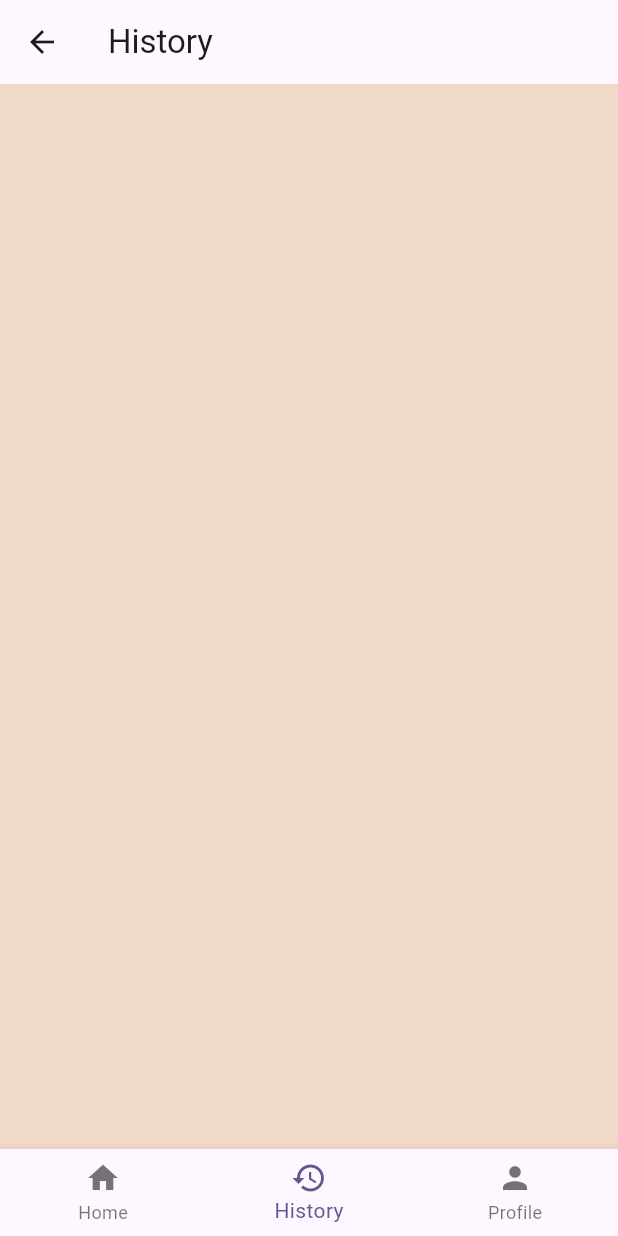
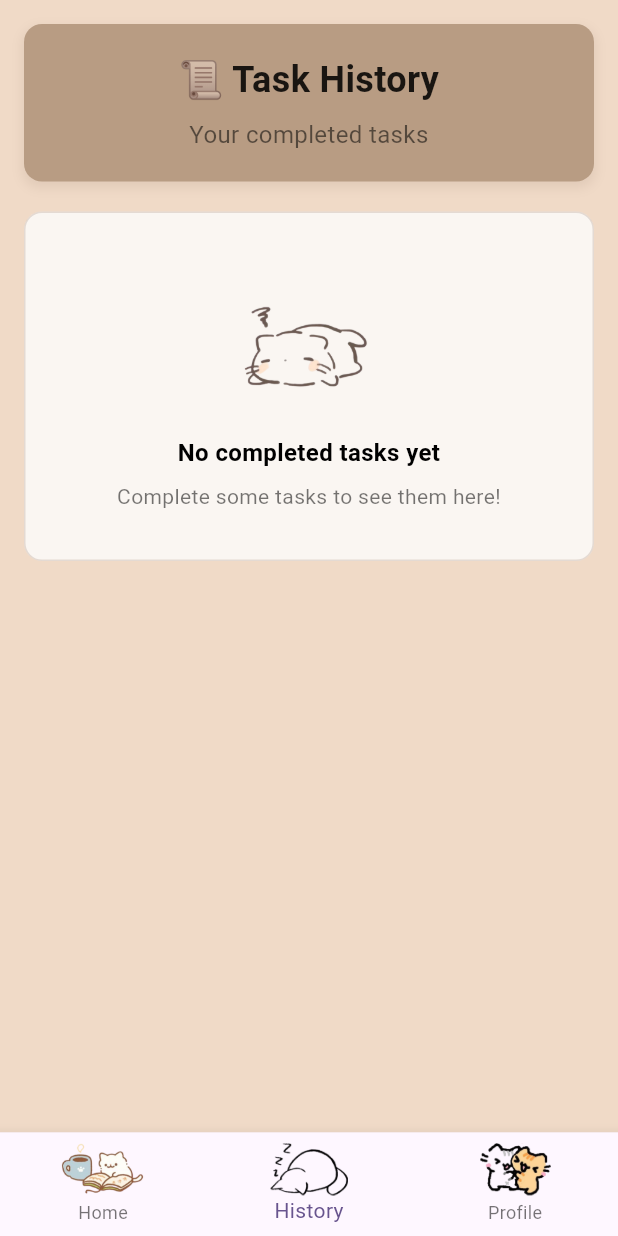
Before and after one commit to narareya/LatihanToDo_15_26, a Flutter app: the DashboardPage screen opened by its route, item 2 of the bottom bar chosen, on a phone screen of 412 x 824 dp. Run offline on Flutter 3.47's test engine with Material 3 defaults, Android fonts, the phone set to English and light mode, and no system bars; our stand-ins replace get.

Commit message:
style [NM] navbar & history

```diff
--- a/noted/lib/components/custom_card.dart
+++ b/noted/lib/components/custom_card.dart
@@ -28,7 +28,7 @@ class TaskCard extends StatelessWidget {
                 vertical: 8, horizontal: 12
               ),
               decoration: BoxDecoration(
-                color: AppColors.lightBlue,
+                color: AppColors.lightBeige,
                 borderRadius: BorderRadius.circular(8),
               ),
               child: Text(
@@ -56,7 +56,7 @@ class TaskCard extends StatelessWidget {
                   style: TextStyle(
                     decoration: task.isDone ?
                     TextDecoration.lineThrough : null,
-                    color: task.isDone ? Colors.grey : Colors.black,
+                    color: task.isDone ? Colors.black : Colors.black,
                   ),),
                   subtitle: Text(task.priority),
                   dense: true,
--- a/noted/lib/main.dart
+++ b/noted/lib/main.dart
@@ -37,7 +37,7 @@
         colorScheme: ColorScheme.fromSeed(seedColor: Colors.deepPurple),
       ),
 
-      initialRoute: AppRoutes.homePage,
+      initialRoute: AppRoutes.loginPage,
       getPages: AppPages.pages,
     );
   }
--- a/noted/lib/pages/dashboard.dart
+++ b/noted/lib/pages/dashboard.dart
@@ -14,10 +14,10 @@ class DashboardPage extends StatelessWidget {
       bottomNavigationBar: BottomNavigationBar(
         currentIndex: dashboardController.selectedIndex.value,
         onTap: dashboardController.changePage,
-        items: const [
-          BottomNavigationBarItem(icon: Icon(Icons.home), label: 'Home',),
-          BottomNavigationBarItem(icon: Icon(Icons.history), label: 'History',),
-          BottomNavigationBarItem(icon: Icon(Icons.person), label: 'Profile',),
+        items: [
+          BottomNavigationBarItem(icon: Image.asset('assets/images/Task.png', height: 35,), label: 'Home',),
+          BottomNavigationBarItem(icon: Image.asset('assets/images/history.png', height: 35,), label: 'History',),
+          BottomNavigationBarItem(icon: Image.asset('assets/images/profile.png', height: 35,), label: 'Profile',),
         ],
       ),
     ));
--- a/noted/lib/pages/history.dart
+++ b/noted/lib/pages/history.dart
@@ -1,8 +1,8 @@
 import 'package:flutter/material.dart';
 import 'package:get/get.dart';
-import 'package:get/get_state_manager/get_state_manager.dart';
 import 'package:noted/components/custom_card.dart';
 import 'package:noted/components/custom_color.dart';
+import 'package:noted/components/custom_text.dart';
 import 'package:noted/controller/ToDo_controller.dart';
 
 class HistoryPage extends StatelessWidget {
@@ -11,21 +11,104 @@ class HistoryPage extends StatelessWidget {
   @override
   Widget build(BuildContext context) {
     final taskController = Get.find<TodoController>();
+
     return Scaffold(
-      appBar: AppBar(
-        title: Text("History"),
-        elevation: 0,
-      ),
       backgroundColor: AppColors.lightCream,
       body: SafeArea(
         child: ListView(
           padding: const EdgeInsets.all(16),
           children: [
+
+            // Header Section
+            Container(
+              padding: const EdgeInsets.all(20),
+              margin: const EdgeInsets.only(bottom: 20),
+              decoration: BoxDecoration(
+                color: AppColors.lightBeige,
+                borderRadius: BorderRadius.circular(12),
+                boxShadow: [
+                  BoxShadow(
+                    color: AppColors.darkBrown.withOpacity(0.1),
+                    spreadRadius: 1,
+                    blurRadius: 6,
+                    offset: const Offset(0, 3),
+                  ),
+                ],
+              ),
+              child: const Column(
+                children: [
+                  CustomText(
+                    text: "📜 Task History",
+                    fontSize: 24,
+                    fontWeight: FontWeight.bold,
+                    color: Colors.black87,
+                    textAlign: TextAlign.center,
+                  ),
+                  Padding(
+                    padding: EdgeInsets.only(top: 8),
+                    child: CustomText(
+                      text: "Your completed tasks",
+                      fontSize: 16,
+                      color: Colors.black54,
+                      textAlign: TextAlign.center,
+                      fontWeight: FontWeight.normal,
+                    ),
+                  ),
+                ],
+              ),
+            ),
+
+            // Completed Tasks Section
             Obx(() {
               final nonEmptyDoneCategories = taskController.doneTasks.entries
-                .where((entry) => entry.value.isNotEmpty)
-                .toList();
+                  .where((entry) => entry.value.isNotEmpty)
+                  .toList();
 
+              // Empty State
+              if (nonEmptyDoneCategories.isEmpty) {
+                return Container(
+                  padding: const EdgeInsets.all(32),
+                  decoration: BoxDecoration(
+                    color: AppColors.lightGray,
+                    borderRadius: BorderRadius.circular(12),
+                    border: Border.all(
+                      color: AppColors.mediumBrown.withOpacity(0.2),
+                      width: 1,
+                    ),
+                  ),
+                  child: Column(
+                    children: [
+Image.asset(
+                        'assets/images/sad-cat.png',
+                        width: 100,
+                        height: 100,
+                      ),
+                      const Padding(
+                        padding: EdgeInsets.only(top: 16),
+                        child: CustomText(
+                          text: "No completed tasks yet",
+                          fontSize: 16,
+                          fontWeight: FontWeight.w600,
+                          color: Colors.black,
+                          textAlign: TextAlign.center,
+                        ),
+                      ),
+                      const Padding(
+                        padding: EdgeInsets.only(top: 8),
+                        child: CustomText(
+                          text: "Complete some tasks to see them here!",
+                          fontSize: 14,
+                          color: Colors.black54,
+                          textAlign: TextAlign.center,
+                          fontWeight: FontWeight.normal,
+                        ),
+                      ),
+                    ],
+                  ),
+                );
+              }
+
+              // Completed Tasks List
               return ListView.builder(
                 shrinkWrap: true,
                 physics: const NeverScrollableScrollPhysics(),
@@ -34,17 +117,32 @@ class HistoryPage extends StatelessWidget {
                   final category = nonEmptyDoneCategories[index].key;
                   final tasks = nonEmptyDoneCategories[index].value;
 
-                  return TaskCard(
-                    category: category,
-                    tasks: tasks,
-                    onToggle: (index) {
-                      taskController.toggleTaskStatus(category, index, fromDone: true);
-                    });
-                });
-            }
-            )
+                  return Container(
+                    margin: const EdgeInsets.only(bottom: 12),
+                    decoration: BoxDecoration(
+                      boxShadow: [
+                        BoxShadow(
+                          color: AppColors.lightBeige.withOpacity(0.3),
+                          spreadRadius: 1,
+                          blurRadius: 4,
+                          offset: const Offset(0, 2),
+                        ),
+                      ],
+                    ),
+                    child: TaskCard(
+                      category: category,
+                      tasks: tasks,
+                      onToggle: (taskIndex) {
+                        taskController.toggleTaskStatus(category, taskIndex, fromDone: true);
+                      },
+                    ),
+                  );
+                },
+              );
+            }),
           ],
-        ))
+        ),
+      ),
     );
   }
 }
--- a/noted/pubspec.yaml
+++ b/noted/pubspec.yaml
@@ -26,6 +26,9 @@ flutter:
     - assets/images/Dita.jpeg
     - assets/images/Esta.jpeg
     - assets/images/sad-cat.png
+    - assets/images/Task.png
+    - assets/images/history.png
+    - assets/images/profile.png
 
   fonts:
     - family: CatPaws
```
Also changed, not shown: noted/assets/images/Task.png (added), noted/assets/images/history.png (added), noted/assets/images/profile.png (added).
